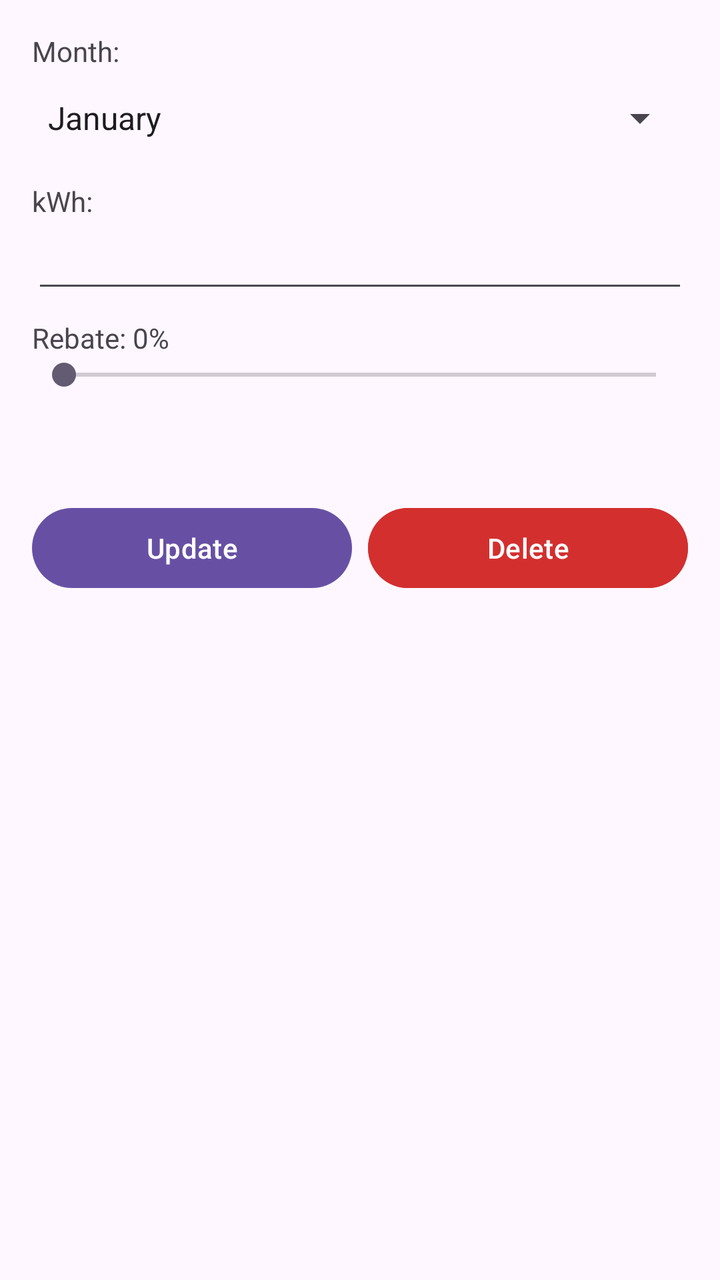
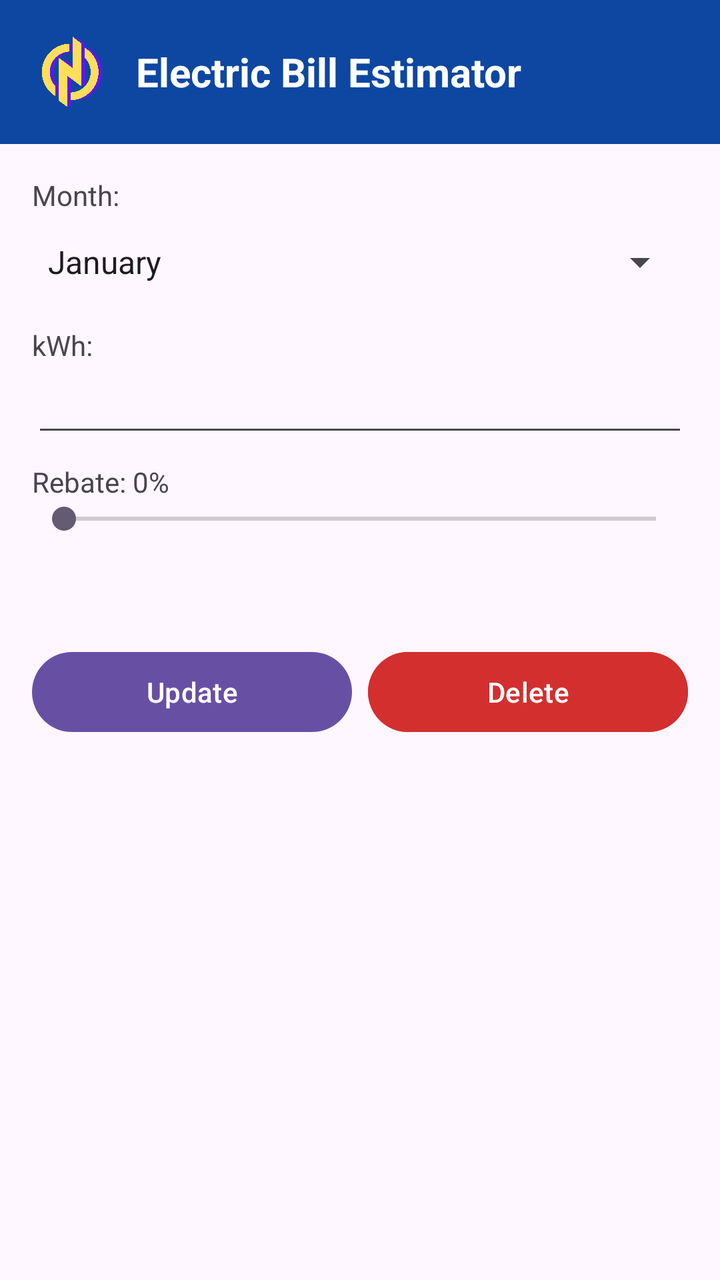

The first picture is an Android layout as it rendered before a commit; the second is the same layout after the commit. The layout source and the unified diff follow.
<!-- AndroidManifest.xml: application theme Theme.ElectricBillEstimator -->
<!-- res/layout/activity_detail.xml -->
<?xml version="1.0" encoding="utf-8"?>
<LinearLayout
    xmlns:android="http://schemas.android.com/apk/res/android"
    android:layout_width="match_parent"
    android:layout_height="match_parent"
    android:orientation="vertical"
    android:padding="16dp">

    <TextView
        android:layout_width="wrap_content"
        android:layout_height="wrap_content"
        android:text="Month:" />

    <Spinner
        android:id="@+id/spinnerDetailMonth"
        android:layout_width="match_parent"
        android:layout_height="48dp"
        android:entries="@array/months_array"/>

    <TextView
        android:layout_width="wrap_content"
        android:layout_height="wrap_content"
        android:text="kWh:"
        android:layout_marginTop="8dp"/>

    <EditText
        android:id="@+id/etDetailKwh"
        android:layout_width="match_parent"
        android:layout_height="wrap_content"
        android:inputType="number" />

    <TextView
        android:id="@+id/tvDetailRebateLabel"
        android:layout_width="wrap_content"
        android:layout_height="wrap_content"
        android:text="Rebate: 0%"
        android:layout_marginTop="8dp"/>

    <SeekBar
        android:id="@+id/seekDetailRebate"
        android:layout_width="match_parent"
        android:layout_height="wrap_content"
        android:max="5" />

    <TextView
        android:id="@+id/tvDetailBreakdown"
        android:layout_width="match_parent"
        android:layout_height="wrap_content"
        android:layout_marginTop="16dp"
        android:textSize="16sp"/>

    <LinearLayout
        android:layout_width="match_parent"
        android:layout_height="wrap_content"
        android:orientation="horizontal"
        android:layout_marginTop="16dp">

        <Button
            android:id="@+id/btnUpdate"
            android:layout_width="0dp"
            android:layout_weight="1"
            android:layout_height="wrap_content"
            android:text="Update"
            android:layout_marginEnd="4dp"/>

        <Button
            android:id="@+id/btnDelete"
            android:layout_width="0dp"
            android:layout_weight="1"
            android:layout_height="wrap_content"
            android:text="Delete"
            android:backgroundTint="#D32F2F"
            android:layout_marginStart="4dp"/>

    </LinearLayout>
</LinearLayout>
<!-- resources referenced by this layout -->
<resources>
  <string-array name="months_array">
          <item>January</item>
          <item>February</item>
          <item>March</item>
          <item>April</item>
          <item>May</item>
          <item>June</item>
          <item>July</item>
          <item>August</item>
          <item>September</item>
          <item>October</item>
          <item>November</item>
          <item>December</item>
      </string-array>
  <style name="Theme.ElectricBillEstimator" parent="Base.Theme.ElectricBillEstimator" />
  <style name="Base.Theme.ElectricBillEstimator" parent="Theme.Material3.DayNight.NoActionBar">
          
          
      </style>
</resources>

<!-- the commit's change to res/layout/activity_detail.xml (unified diff, before → after) -->
@@ -3,74 +3,104 @@
     xmlns:android="http://schemas.android.com/apk/res/android"
     android:layout_width="match_parent"
     android:layout_height="match_parent"
-    android:orientation="vertical"
-    android:padding="16dp">
-
-    <TextView
-        android:layout_width="wrap_content"
-        android:layout_height="wrap_content"
-        android:text="Month:" />
-
-    <Spinner
-        android:id="@+id/spinnerDetailMonth"
-        android:layout_width="match_parent"
-        android:layout_height="48dp"
-        android:entries="@array/months_array"/>
-
-    <TextView
-        android:layout_width="wrap_content"
-        android:layout_height="wrap_content"
-        android:text="kWh:"
-        android:layout_marginTop="8dp"/>
-
-    <EditText
-        android:id="@+id/etDetailKwh"
-        android:layout_width="match_parent"
-        android:layout_height="wrap_content"
-        android:inputType="number" />
-
-    <TextView
-        android:id="@+id/tvDetailRebateLabel"
-        android:layout_width="wrap_content"
-        android:layout_height="wrap_content"
-        android:text="Rebate: 0%"
-        android:layout_marginTop="8dp"/>
-
-    <SeekBar
-        android:id="@+id/seekDetailRebate"
-        android:layout_width="match_parent"
-        android:layout_height="wrap_content"
-        android:max="5" />
-
-    <TextView
-        android:id="@+id/tvDetailBreakdown"
-        android:layout_width="match_parent"
-        android:layout_height="wrap_content"
-        android:layout_marginTop="16dp"
-        android:textSize="16sp"/>
+    android:orientation="vertical">
 
     <LinearLayout
         android:layout_width="match_parent"
         android:layout_height="wrap_content"
         android:orientation="horizontal"
-        android:layout_marginTop="16dp">
+        android:background="@color/primaryColor"
+        android:padding="16dp"
+        android:gravity="center_vertical">
 
-        <Button
-            android:id="@+id/btnUpdate"
-            android:layout_width="0dp"
-            android:layout_weight="1"
+        <ImageView
+            android:layout_width="40dp"
+            android:layout_height="40dp"
+            android:src="@drawable/logo"
+            android:layout_marginEnd="12dp"
+            android:contentDescription="App Logo" />
+
+        <TextView
+            android:layout_width="wrap_content"
             android:layout_height="wrap_content"
-            android:text="Update"
-            android:layout_marginEnd="4dp"/>
+            android:text="Electric Bill Estimator"
+            android:textColor="#FFFFFF"
+            android:textSize="20sp"
+            android:textStyle="bold" />
+    </LinearLayout>
 
-        <Button
-            android:id="@+id/btnDelete"
-            android:layout_width="0dp"
-            android:layout_weight="1"
+    <LinearLayout
+        android:layout_width="match_parent"
+        android:layout_height="match_parent"
+        android:orientation="vertical"
+        android:padding="16dp">
+
+        <TextView
+            android:layout_width="wrap_content"
             android:layout_height="wrap_content"
-            android:text="Delete"
-            android:backgroundTint="#D32F2F"
-            android:layout_marginStart="4dp"/>
+            android:text="Month:" />
 
+        <Spinner
+            android:id="@+id/spinnerDetailMonth"
+            android:layout_width="match_parent"
+            android:layout_height="48dp"
+            android:entries="@array/months_array"/>
+
+        <TextView
+            android:layout_width="wrap_content"
+            android:layout_height="wrap_content"
+            android:text="kWh:"
+            android:layout_marginTop="8dp"/>
+
+        <EditText
+            android:id="@+id/etDetailKwh"
+            android:layout_width="match_parent"
+            android:layout_height="wrap_content"
+            android:inputType="number" />
+
+        <TextView
+            android:id="@+id/tvDetailRebateLabel"
+            android:layout_width="wrap_content"
+            android:layout_height="wrap_content"
+            android:text="Rebate: 0%"
+            android:layout_marginTop="8dp"/>
+
+        <SeekBar
+            android:id="@+id/seekDetailRebate"
+            android:layout_width="match_parent"
+            android:layout_height="wrap_content"
+            android:max="5" />
+
+        <TextView
+            android:id="@+id/tvDetailBreakdown"
+            android:layout_width="match_parent"
+            android:layout_height="wrap_content"
+            android:layout_marginTop="16dp"
+            android:textSize="16sp"/>
+
+        <LinearLayout
+            android:layout_width="match_parent"
+            android:layout_height="wrap_content"
+            android:orientation="horizontal"
+            android:layout_marginTop="16dp">
+
+            <Button
+                android:id="@+id/btnUpdate"
+                android:layout_width="0dp"
+                android:layout_weight="1"
+                android:layout_height="wrap_content"
+                android:text="Update"
+                android:layout_marginEnd="4dp"/>
+
+            <Button
+                android:id="@+id/btnDelete"
+                android:layout_width="0dp"
+                android:layout_weight="1"
+                android:layout_height="wrap_content"
+                android:text="Delete"
+                android:backgroundTint="#D32F2F"
+                android:layout_marginStart="4dp"/>
+
+        </LinearLayout>
     </LinearLayout>
 </LinearLayout>
<!-- resource entries referenced after the edit -->
@@ -14,6 +14,8 @@
           <item>November</item>
           <item>December</item>
       </string-array>
+  <color name="primaryColor">#0D47A1</color>
+  <!-- drawable logo: png bitmap (drawable, 116946 bytes) -->
   <style name="Theme.ElectricBillEstimator" parent="Base.Theme.ElectricBillEstimator" />
   <style name="Base.Theme.ElectricBillEstimator" parent="Theme.Material3.DayNight.NoActionBar">
           
